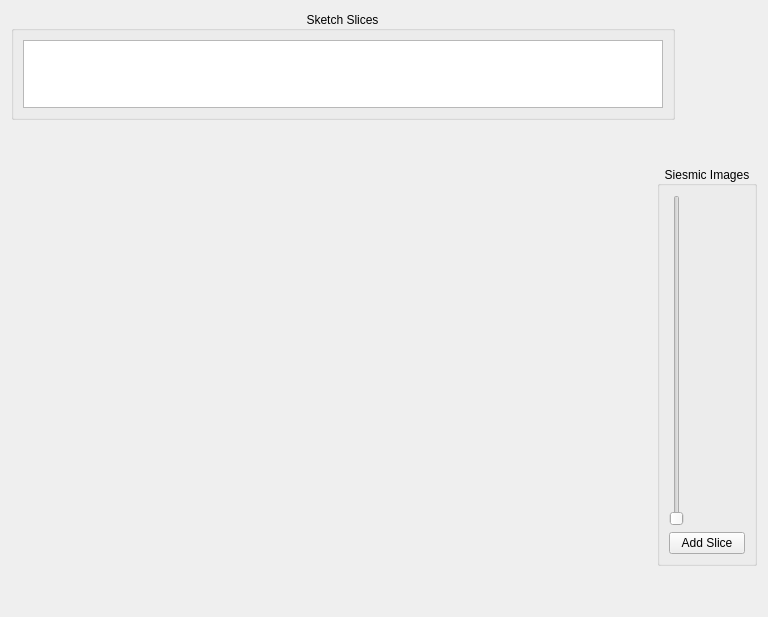
jdms/rrm, file src/Apps/SBIM/View/SeismicWindow.ui: the form before one commit.
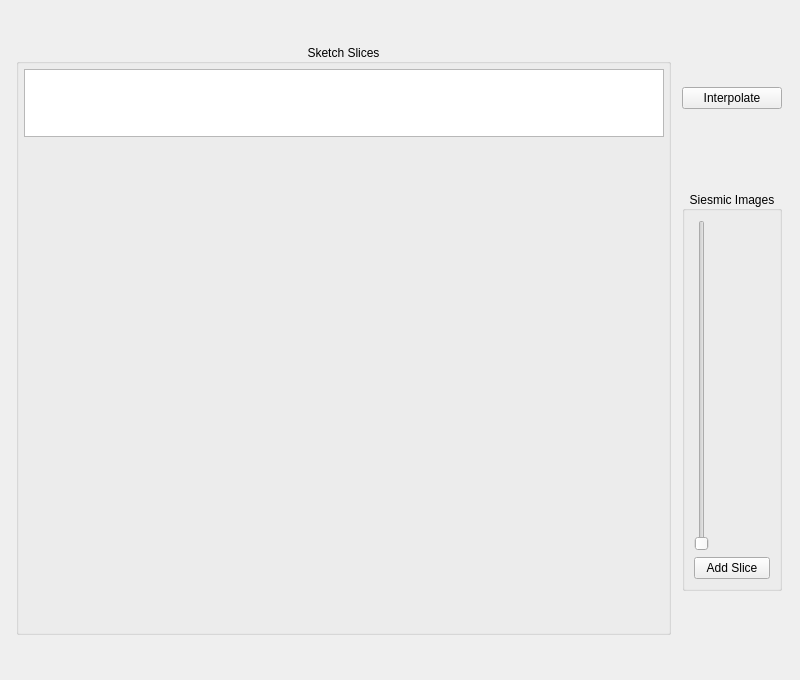
The form after the commit.

Diff of the .ui file:
```diff
--- a/src/Apps/SBIM/View/SeismicWindow.ui
+++ b/src/Apps/SBIM/View/SeismicWindow.ui
@@ -6,26 +6,32 @@
    <rect>
     <x>0</x>
     <y>0</y>
-    <width>766</width>
-    <height>615</height>
+    <width>800</width>
+    <height>680</height>
    </rect>
   </property>
   <property name="sizePolicy">
-   <sizepolicy hsizetype="Preferred" vsizetype="Preferred">
+   <sizepolicy hsizetype="Fixed" vsizetype="Fixed">
     <horstretch>0</horstretch>
     <verstretch>0</verstretch>
    </sizepolicy>
   </property>
+  <property name="minimumSize">
+   <size>
+    <width>800</width>
+    <height>680</height>
+   </size>
+  </property>
   <property name="maximumSize">
    <size>
-    <width>980</width>
+    <width>800</width>
     <height>680</height>
    </size>
   </property>
   <property name="windowTitle">
    <string>Form</string>
   </property>
-  <layout class="QVBoxLayout" name="verticalLayout_2">
+  <layout class="QHBoxLayout" name="horizontalLayout">
    <property name="sizeConstraint">
     <enum>QLayout::SetMinimumSize</enum>
    </property>
@@ -37,6 +43,18 @@
        <verstretch>0</verstretch>
       </sizepolicy>
      </property>
+     <property name="minimumSize">
+      <size>
+       <width>655</width>
+       <height>0</height>
+      </size>
+     </property>
+     <property name="maximumSize">
+      <size>
+       <width>655</width>
+       <height>16777215</height>
+      </size>
+     </property>
      <property name="layoutDirection">
       <enum>Qt::LeftToRight</enum>
      </property>
@@ -49,7 +67,22 @@
      <property name="flat">
       <bool>false</bool>
      </property>
-     <layout class="QHBoxLayout" name="horizontalLayout">
+     <layout class="QVBoxLayout" name="verticalLayout_4">
+      <property name="spacing">
+       <number>10</number>
+      </property>
+      <property name="leftMargin">
+       <number>5</number>
+      </property>
+      <property name="topMargin">
+       <number>5</number>
+      </property>
+      <property name="rightMargin">
+       <number>5</number>
+      </property>
+      <property name="bottomMargin">
+       <number>5</number>
+      </property>
       <item>
        <widget class="QListWidget" name="listWidget">
         <property name="sizePolicy">
@@ -70,6 +103,15 @@
           <height>68</height>
          </size>
         </property>
+        <property name="frameShape">
+         <enum>QFrame::StyledPanel</enum>
+        </property>
+        <property name="frameShadow">
+         <enum>QFrame::Sunken</enum>
+        </property>
+        <property name="lineWidth">
+         <number>0</number>
+        </property>
         <property name="selectionMode">
          <enum>QAbstractItemView::SingleSelection</enum>
         </property>
@@ -90,22 +132,23 @@
         </property>
        </widget>
       </item>
-     </layout>
-    </widget>
-   </item>
-   <item>
-    <layout class="QHBoxLayout" name="horizontalLayout_frame">
      <item>
       <widget class="QFrame" name="frame">
+        <property name="sizePolicy">
+         <sizepolicy hsizetype="Fixed" vsizetype="Fixed">
+          <horstretch>0</horstretch>
+          <verstretch>0</verstretch>
+         </sizepolicy>
+        </property>
        <property name="minimumSize">
         <size>
-         <width>640</width>
+          <width>645</width>
          <height>480</height>
         </size>
        </property>
        <property name="maximumSize">
         <size>
-         <width>640</width>
+          <width>645</width>
          <height>480</height>
         </size>
        </property>
@@ -141,6 +184,18 @@
          <number>0</number>
         </property>
        </layout>
+       </widget>
+      </item>
+     </layout>
+    </widget>
+   </item>
+   <item>
+    <layout class="QVBoxLayout" name="verticalLayout_2">
+     <item>
+      <widget class="QPushButton" name="seismic_pushButton_interpolate">
+       <property name="text">
+        <string>Interpolate</string>
+       </property>
       </widget>
      </item>
      <item>
```
Lines whose indentation alone changed are shown as unchanged.
